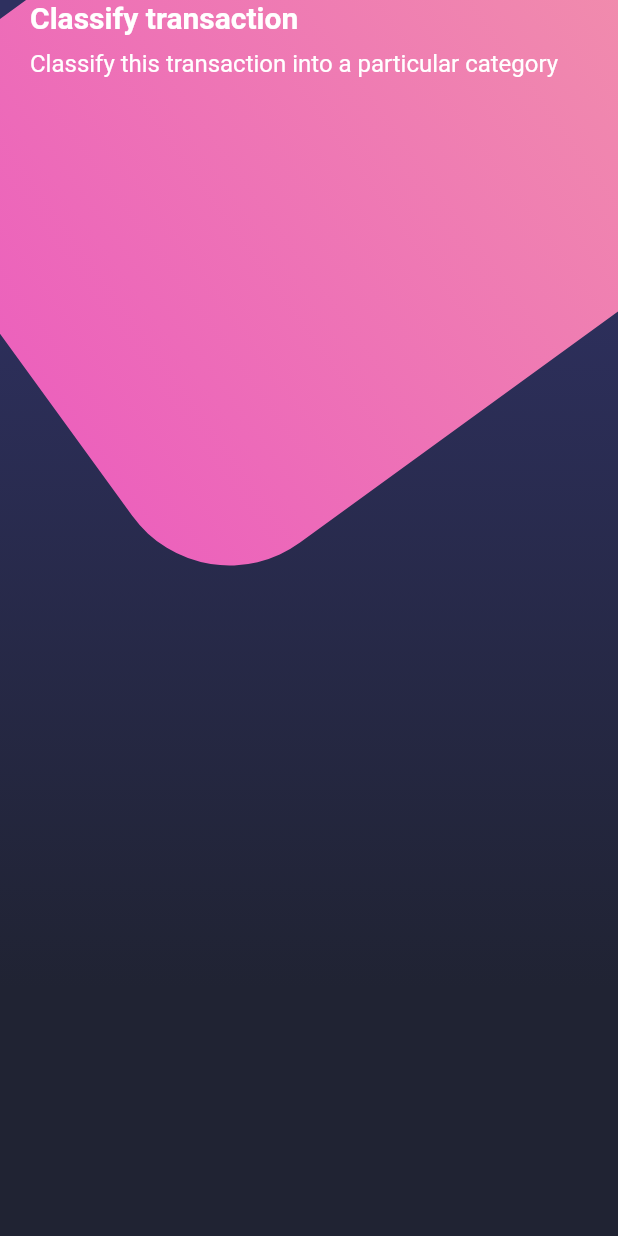
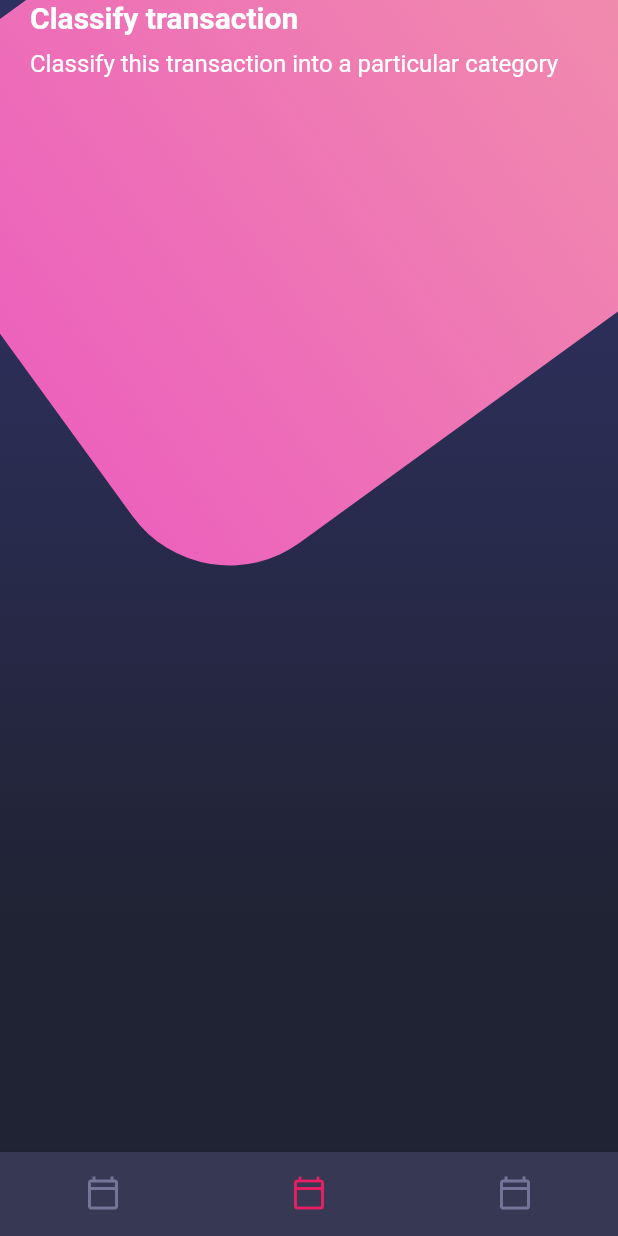
Before and after one commit to RommelOlachea/disenos_flutter, a Flutter app: the screen it shows after launch, on a phone screen of 412 x 824 dp. Run offline on Flutter 3.47's test engine with Material 2 defaults, Android fonts, the phone set to English and light mode, and no system bars.

Commit message:
Diseño Compuesto BottomNavigationBar

```diff
--- a/lib/screens/home_screen.dart
+++ b/lib/screens/home_screen.dart
@@ -1,4 +1,5 @@
 import 'package:flutter/material.dart';
+
 import '../widgets/widgets.dart';
 
 class HomeScreen extends StatelessWidget {
@@ -7,12 +8,14 @@ class HomeScreen extends StatelessWidget {
   @override
   Widget build(BuildContext context) {
     return Scaffold(
-        body: Stack(
-      children: [
-        Background(),
-        _HomeBody(),
-      ],
-    ));
+      body: Stack(
+        children: [
+          Background(),
+          _HomeBody(),
+        ],
+      ),
+      bottomNavigationBar: CustomBottomNavigation(),
+    );
   }
 }
 
@@ -22,7 +25,6 @@ class _HomeBody extends StatelessWidget {
     return SingleChildScrollView(
       child: Column(
         children: [
-          //Titles
           PageTitle(),
         ],
       ),
--- /dev/null
+++ b/lib/widgets/custom_bottom_navigation.dart
@@ -0,0 +1,26 @@
+import 'package:flutter/material.dart';
+
+class CustomBottomNavigation extends StatelessWidget {
+  @override
+  Widget build(BuildContext context) {
+    return BottomNavigationBar(
+      showSelectedLabels: false,
+      showUnselectedLabels: false,
+      selectedItemColor: Colors.pink,
+      backgroundColor: Color.fromRGBO(55, 57, 84, 1),
+      unselectedItemColor: Color.fromRGBO(116, 117, 152, 1),
+      currentIndex: 1,
+      items: const [
+        BottomNavigationBarItem(
+            icon: Icon(
+              Icons.calendar_today_outlined,
+            ),
+            label: 'Calendario'),
+        BottomNavigationBarItem(
+            icon: Icon(Icons.calendar_today_outlined), label: 'Graficas'),
+        BottomNavigationBarItem(
+            icon: Icon(Icons.calendar_today_outlined), label: 'Usuario'),
+      ],
+    );
+  }
+}
--- a/lib/widgets/widgets.dart
+++ b/lib/widgets/widgets.dart
@@ -1,2 +1,3 @@
 export 'package:disenos/widgets/background.dart';
+export 'package:disenos/widgets/custom_bottom_navigation.dart';
 export 'package:disenos/widgets/page_title.dart';
```
